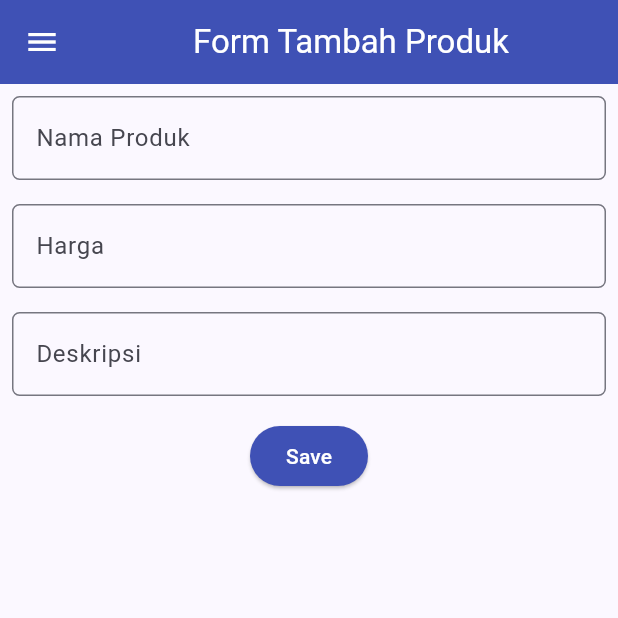
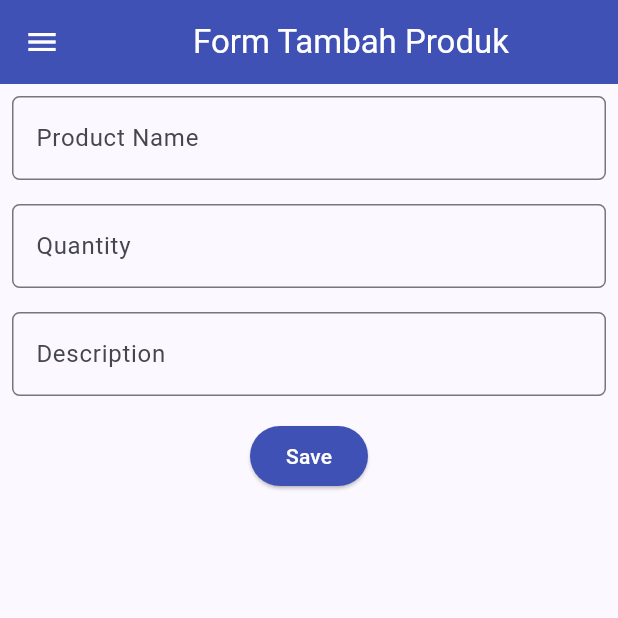
Before and after one commit to Merrick2q/cubersparadise_mobile, a Flutter app: the ShopFormPage screen opened directly, on a phone screen of 412 x 824 dp, the top half of it. Run offline on Flutter 3.47's test engine with Material 2 defaults, Android fonts, the light colour scheme and no system bars.

Commit message:
Tugas 8 selesai

```diff
--- a/lib/screen/shoplist_form.dart
+++ b/lib/screen/shoplist_form.dart
@@ -14,7 +14,7 @@ List<Item> items = [];
 class _ShopFormPageState extends State<ShopFormPage> {
     final _formKey = GlobalKey<FormState>();
     String _name = "";
-    int _price = 0;
+    int _quantity = 0;
     String _description = "";
 
     @override
@@ -39,8 +39,8 @@ class _ShopFormPageState extends State<ShopFormPage> {
                     padding: const EdgeInsets.all(8.0),
                     child: TextFormField(
                       decoration: InputDecoration(
-                        hintText: "Nama Produk",
-                        labelText: "Nama Produk",
+                        hintText: "Product Name",
+                        labelText: "Product Name",
                         border: OutlineInputBorder(
                           borderRadius: BorderRadius.circular(5.0),
                         ),
@@ -62,15 +62,15 @@ class _ShopFormPageState extends State<ShopFormPage> {
                     padding: const EdgeInsets.all(8.0),
                     child: TextFormField(
                       decoration: InputDecoration(
-                        hintText: "Harga",
-                        labelText: "Harga",
+                        hintText: "Quantity",
+                        labelText: "Quantity",
                         border: OutlineInputBorder(
                           borderRadius: BorderRadius.circular(5.0),
                         ),
                       ),
                       onChanged: (String? value) {
                         setState(() {
-                          _price = int.parse(value!);
+                          _quantity = int.parse(value!);
                         });
                       },
                       validator: (String? value) {
@@ -88,8 +88,8 @@ class _ShopFormPageState extends State<ShopFormPage> {
                     padding: const EdgeInsets.all(8.0),
                     child: TextFormField(
                       decoration: InputDecoration(
-                        hintText: "Deskripsi",
-                        labelText: "Deskripsi",
+                        hintText: "Description",
+                        labelText: "Description",
                         border: OutlineInputBorder(
                           borderRadius: BorderRadius.circular(5.0),
                         ),
@@ -120,7 +120,7 @@ class _ShopFormPageState extends State<ShopFormPage> {
                           if (_formKey.currentState!.validate()) {
                             items.add(Item(
                               name: _name,
-                              price: _price,
+                              quantity: _quantity,
                               description: _description,
                             ));
                             showDialog(
@@ -133,10 +133,10 @@ class _ShopFormPageState extends State<ShopFormPage> {
                                       crossAxisAlignment:
                                           CrossAxisAlignment.start,
                                       children: [
-                                        Text('Nama: $_name'),
+                                        Text('Name: $_name'),
 
-                                        Text('Harga: Rp $_price'),
-                                        Text('Deskripsi: $_description'),
+                                        Text('Quantity: $_quantity'),
+                                        Text('Description: $_description'),
                                       ],
                                     ),
                                   ),
--- a/lib/screen/view_product.dart
+++ b/lib/screen/view_product.dart
@@ -31,7 +31,7 @@ class _ViewPageState extends State<ViewPage> {
                 margin: const EdgeInsets.all(8.0),
                 child: ListTile(
                   title: Text(item.name),
-                  subtitle: Text('Price: Rp ${item.price}\n${item.description}'),
+                  subtitle: Text('Quantity: ${item.quantity}\nDescription: ${item.description}'),
                   trailing: IconButton(
                 icon: const Icon(Icons.info_outline, color: Colors.indigo),
                 onPressed: () {
@@ -44,7 +44,7 @@ class _ViewPageState extends State<ViewPage> {
                         content: SingleChildScrollView(
                           child: ListBody(
                             children: <Widget>[
-                              Text("Price: Rp ${item.price}"),
+                              Text("Quantity: ${item.quantity}"),
                               Text("Description: ${item.description}"),
                             ],
                           ),
--- a/lib/widgets/shop_card.dart
+++ b/lib/widgets/shop_card.dart
@@ -4,10 +4,10 @@ import 'package:cubersparadise_mobile/screen/view_product.dart';
 
 class Item {
   final String name;
-  final int price;
+  final int quantity;
   final String description;
 
-  Item({required this.name, required this.price, required this.description});
+  Item({required this.name, required this.quantity, required this.description});
 }
 
 class ShopItem {
```
